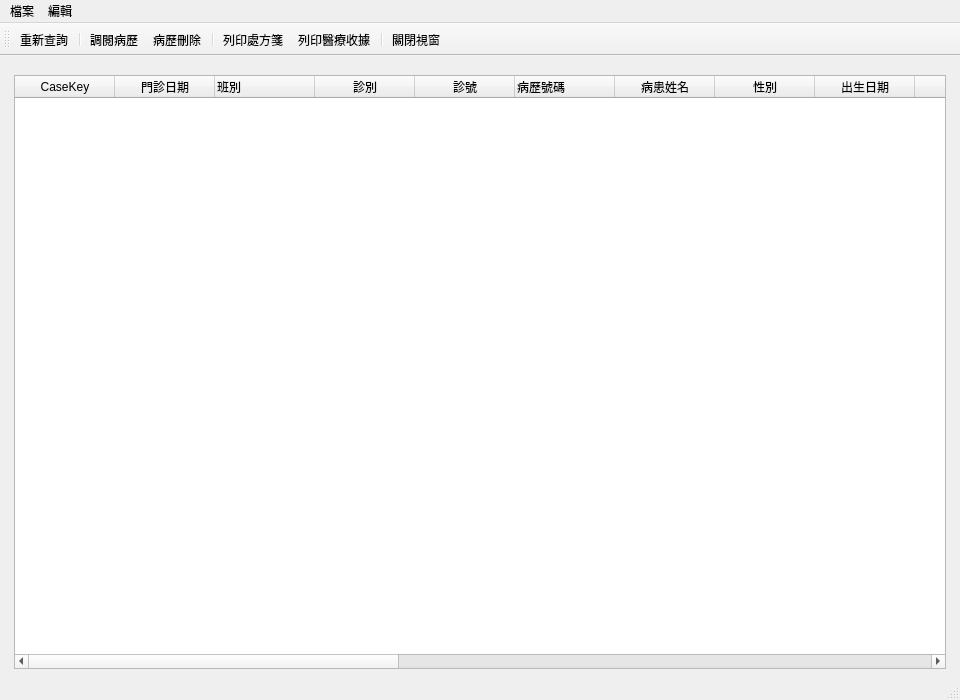
Old version of the form ui/medical_record_list.ui in the repository picacat/pyMedical.
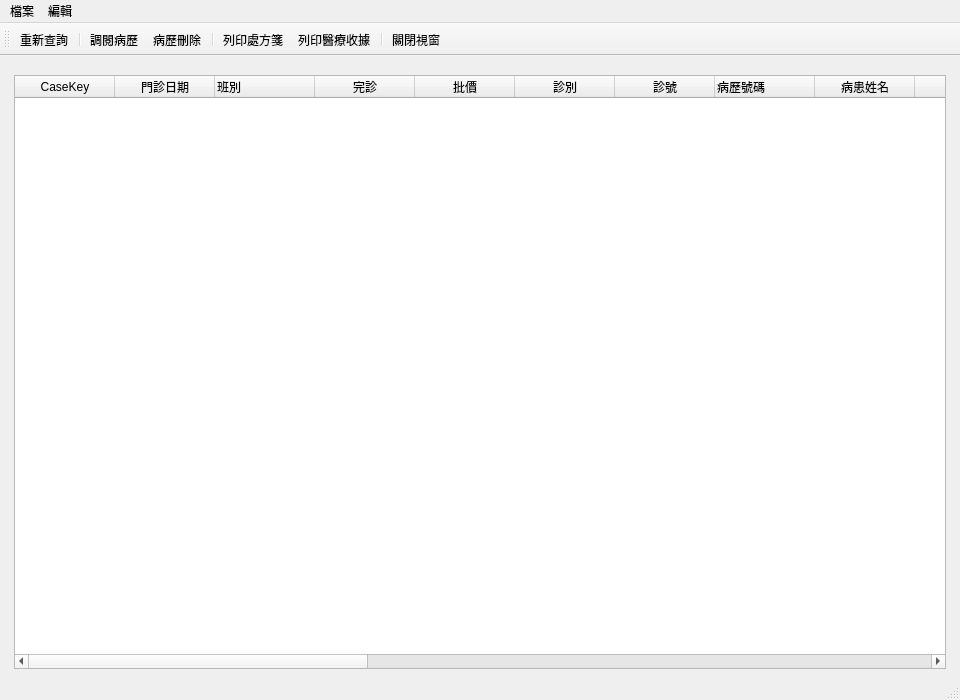
New version of the form. Icons and pictures are not drawn.

Diff of the .ui file:
```diff
--- a/ui/medical_record_list.ui
+++ b/ui/medical_record_list.ui
@@ -58,6 +58,16 @@
           <set>AlignLeading|AlignVCenter</set>
          </property>
         </column>
+        <column>
+         <property name="text">
+          <string>完診</string>
+         </property>
+        </column>
+        <column>
+         <property name="text">
+          <string>批價</string>
+         </property>
+        </column>
         <column>
          <property name="text">
           <string>診別</string>
```
